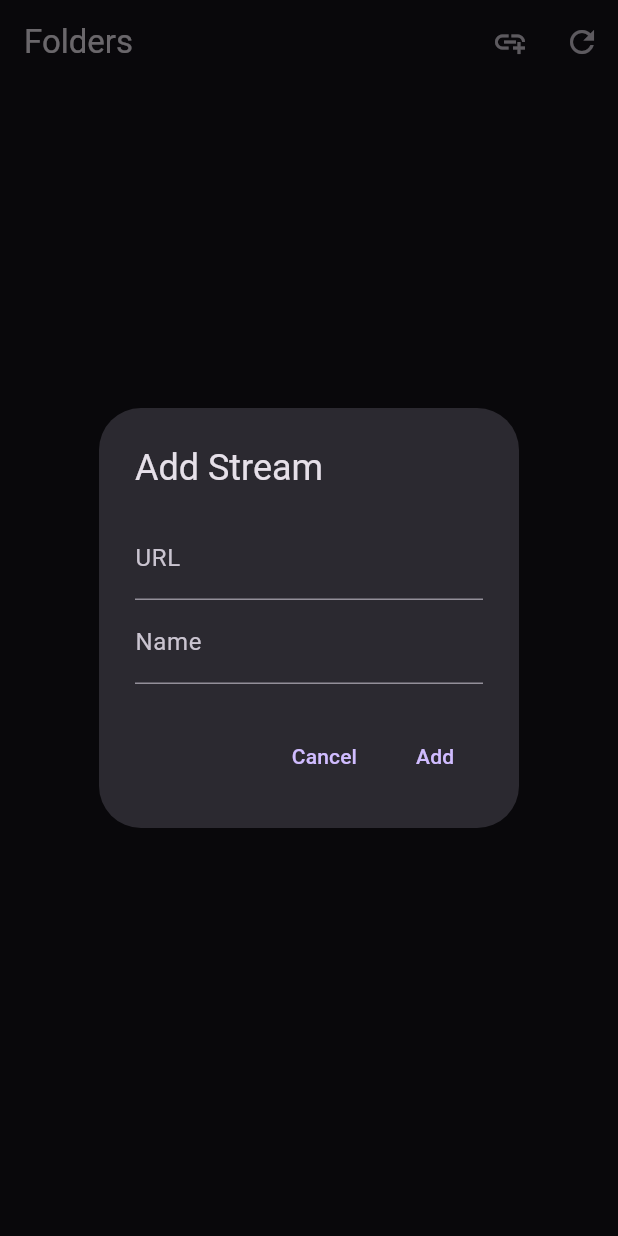
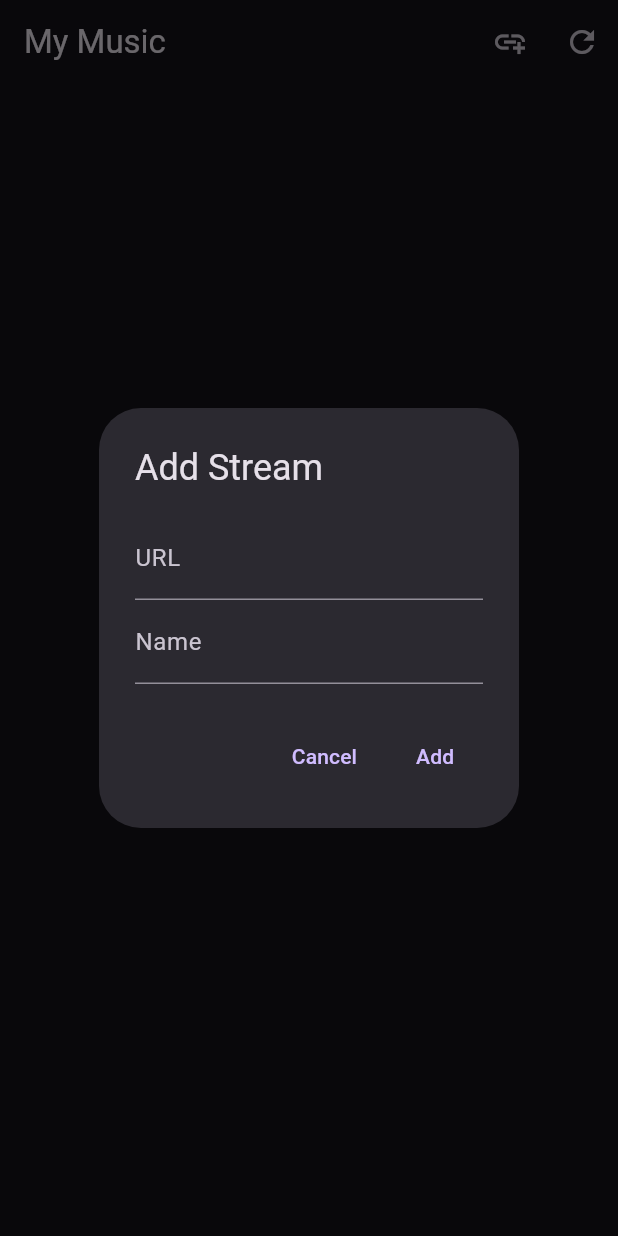
Before and after one commit to edhases/a_player, a Flutter app: the screen it shows after launch, after a tap on the "add link" icon, on a phone screen of 412 x 824 dp. Run offline on Flutter 3.47's test engine with Material 3 defaults, Android fonts, the phone set to English and light mode, and no system bars; our stand-ins replace audio_service, cached_network_image, device_info_plus, drift, get_it, just_audio and 2 more; accounts and stored records are empty; generated files the repository leaves out were written again.

Commit message:
feat: Implement hierarchical folder view and mini-player
This commit implements Phase 2 of the development plan, replacing the flat folder list with a true hierarchical file explorer and integrating the mini-player.

- **Hierarchical Folder View:** A new `ExplorerScreen` provides a navigable, Poweramp-style file browser. A `HierarchyService` transforms the flat track list from the database into a hierarchical structure on-demand.
- **Mini-Player Integration:** The `MiniPlayer` is now integrated into the `ExplorerScreen`, providing persistent playback controls.
- **Local Artwork Support:** Restored the ability to display local, embedded artwork. The app now prioritizes local artwork and falls back to fetching remote artwork if none is available.
- **"Add Stream" Feature:** The "Add Stream" feature has been re-implemented in the new `ExplorerScreen`.
- **Code Cleanup:** Removed the dead `TrackListScreen.dart` file.

```diff
--- a/lib/main.dart
+++ b/lib/main.dart
@@ -3,7 +3,7 @@ import 'package:get_it/get_it.dart';
 import 'package:audio_service/audio_service.dart';
 import 'package:oxide_player/src/core/services/audio_handler.dart';
 import 'package:oxide_player/src/data/datasources/app_database.dart';
-import 'package:oxide_player/src/presentation/pages/folder_list_screen.dart';
+import 'package:oxide_player/src/presentation/pages/explorer_screen.dart';
 import 'package:oxide_player/src/presentation/widgets/permission_gate.dart';
 import 'package:provider/provider.dart';
 
@@ -56,7 +56,7 @@ class HomePage extends StatelessWidget {
   Widget build(BuildContext context) {
     return const Scaffold(
       body: PermissionGate(
-        child: FolderListScreen(),
+        child: ExplorerScreen(),
       ),
     );
   }
--- a/lib/src/core/services/music_finder.dart
+++ b/lib/src/core/services/music_finder.dart
@@ -41,6 +41,7 @@ class MusicFinder {
               album: Value(song.album),
               duration: song.duration ?? 0,
               folderPath: song.data.substring(0, song.data.lastIndexOf('/')),
+              artworkUri: Value(song.uri),
             );
           })
           .whereType<TracksCompanion>()
--- a/lib/src/data/datasources/app_database.dart
+++ b/lib/src/data/datasources/app_database.dart
@@ -17,6 +17,7 @@ class Tracks extends Table {
   IntColumn get duration => integer()();
   TextColumn get folderPath => text()();
   TextColumn get sourceType => text().withDefault(const Constant('local'))();
+  TextColumn get artworkUri => text().nullable()();
   TextColumn get remoteArtworkUri => text().nullable()();
   DateTimeColumn get addedAt =>
       dateTime().withDefault(currentDateAndTime)();
@@ -27,7 +28,7 @@ class AppDatabase extends _$AppDatabase {
   AppDatabase() : super(_openConnection());
 
   @override
-  int get schemaVersion => 2;
+  int get schemaVersion => 3;
 
   @override
   MigrationStrategy get migration => MigrationStrategy(
@@ -35,6 +36,10 @@ class AppDatabase extends _$AppDatabase {
           if (from == 1) {
             await m.addColumn(tracks, tracks.sourceType);
             await m.addColumn(tracks, tracks.remoteArtworkUri);
+            await m.addColumn(tracks, tracks.artworkUri);
+          }
+          if (from == 2) {
+            await m.addColumn(tracks, tracks.artworkUri);
           }
         },
       );
--- /dev/null
+++ b/lib/src/domain/models/file_system_entry.dart
@@ -0,0 +1,23 @@
+import 'package:oxide_player/src/data/datasources/app_database.dart';
+
+enum EntryType { folder, track }
+
+abstract class FileSystemEntry {
+  final String path;
+  final String name;
+  final EntryType type;
+
+  FileSystemEntry({required this.path, required this.name, required this.type});
+}
+
+class FolderEntry extends FileSystemEntry {
+  FolderEntry({required String path, required String name})
+      : super(path: path, name: name, type: EntryType.folder);
+}
+
+class TrackEntry extends FileSystemEntry {
+  final Track track;
+
+  TrackEntry({required String path, required String name, required this.track})
+      : super(path: path, name: name, type: EntryType.track);
+}
--- /dev/null
+++ b/lib/src/domain/services/hierarchy_service.dart
@@ -0,0 +1,66 @@
+import 'package:oxide_player/src/data/datasources/app_database.dart';
+import 'package:oxide_player/src/domain/models/file_system_entry.dart';
+
+class HierarchyService {
+  final AppDatabase _database;
+
+  HierarchyService(this._database);
+
+  Future<List<FileSystemEntry>> getEntriesForPath(String path) async {
+    final allTracks = await _database.select(_database.tracks).get();
+    final Set<String> directSubfolders = {};
+    final List<Track> directFiles = [];
+
+    // Use a canonical path format to avoid issues with/without trailing slashes
+    final normalizedPath = path == '/' ? '' : path;
+
+    for (final track in allTracks) {
+      // Ensure the track's folder path is a descendant of the current path
+      if (!track.folderPath.startsWith(normalizedPath)) {
+        continue;
+      }
+
+      // Check if the track is directly in the current folder
+      if (track.folderPath == normalizedPath) {
+        directFiles.add(track);
+        continue;
+      }
+
+      // Identify direct subfolders
+      final restOfPath = track.folderPath.substring(normalizedPath.length + (normalizedPath.isEmpty ? 0 : 1));
+      final parts = restOfPath.split('/');
+      if (parts.isNotEmpty) {
+        final subfolderName = parts.first;
+        final subfolderPath = normalizedPath.isEmpty ? subfolderName : '$normalizedPath/$subfolderName';
+        directSubfolders.add(subfolderPath);
+      }
+    }
+
+    final List<FileSystemEntry> entries = [];
+
+    entries.addAll(directSubfolders.map((folderPath) {
+      return FolderEntry(
+        path: folderPath,
+        name: folderPath.split('/').last,
+      );
+    }));
+
+    entries.addAll(directFiles.map((track) {
+      return TrackEntry(
+        path: track.path,
+        name: track.title,
+        track: track,
+      );
+    }));
+
+    // Sort folders first, then files, all alphabetically
+    entries.sort((a, b) {
+      if (a.type == b.type) {
+        return a.name.toLowerCase().compareTo(b.name.toLowerCase());
+      }
+      return a.type == EntryType.folder ? -1 : 1;
+    });
+
+    return entries;
+  }
+}
--- /dev/null
+++ b/lib/src/presentation/pages/explorer_screen.dart
@@ -0,0 +1,199 @@
+import 'package:flutter/material.dart';
+import 'package:oxide_player/src/domain/models/file_system_entry.dart';
+import 'package:oxide_player/src/domain/services/hierarchy_service.dart';
+import 'package:oxide_player/src/data/datasources/app_database.dart';
+import 'package:provider/provider.dart';
+import 'package:get_it/get_it.dart';
+import 'package:oxide_player/src/core/services/audio_handler.dart';
+import 'package:audio_service/audio_service.dart';
+import 'package:drift/drift.dart' as d;
+import 'package:oxide_player/src/core/services/music_finder.dart';
+import 'package:oxide_player/src/presentation/widgets/mini_player.dart';
+
+class ExplorerScreen extends StatefulWidget {
+  final String path;
+
+  const ExplorerScreen({super.key, this.path = '/'});
+
+  @override
+  _ExplorerScreenState createState() => _ExplorerScreenState();
+}
+
+class _ExplorerScreenState extends State<ExplorerScreen> {
+  late HierarchyService _hierarchyService;
+  late Future<List<FileSystemEntry>> _entriesFuture;
+  final MyAudioHandler _audioHandler = GetIt.I<MyAudioHandler>();
+  late MusicFinder _musicFinder;
+
+  @override
+  void initState() {
+    super.initState();
+    final database = Provider.of<AppDatabase>(context, listen: false);
+    _hierarchyService = HierarchyService(database);
+    _musicFinder = MusicFinder(database);
+    _entriesFuture = _hierarchyService.getEntriesForPath(widget.path);
+  }
+
+  @override
+  Widget build(BuildContext context) {
+    return Scaffold(
+      appBar: AppBar(
+        title: Text(widget.path == '/' ? 'My Music' : widget.path.split('/').last),
+        actions: [
+          IconButton(
+            icon: const Icon(Icons.add_link),
+            onPressed: () => _showAddStreamDialog(context),
+          ),
+          IconButton(
+            icon: const Icon(Icons.refresh),
+            onPressed: () async {
+              await _musicFinder.startScan();
+              setState(() {
+                _entriesFuture = _hierarchyService.getEntriesForPath(widget.path);
+              });
+            },
+          ),
+        ],
+      ),
+      body: Column(
+        children: [
+          Expanded(
+            child: FutureBuilder<List<FileSystemEntry>>(
+              future: _entriesFuture,
+              builder: (context, snapshot) {
+                if (snapshot.connectionState == ConnectionState.waiting) {
+                  return const Center(child: CircularProgressIndicator());
+                }
+                if (snapshot.hasError) {
+                  return Center(child: Text('Error: ${snapshot.error}'));
+                }
+                if (!snapshot.hasData || snapshot.data!.isEmpty) {
+                  return const Center(
+                      child: Text('No music found in this folder.'));
+                }
+
+                final entries = snapshot.data!;
+                return ListView.builder(
+                  itemCount: entries.length,
+                  itemBuilder: (context, index) {
+                    final entry = entries[index];
+                    if (entry.type == EntryType.folder) {
+                      return ListTile(
+                        leading: const Icon(Icons.folder),
+                        title: Text(entry.name),
+                        onTap: () {
+                          Navigator.push(
+                            context,
+                            MaterialPageRoute(
+                              builder: (context) =>
+                                  ExplorerScreen(path: entry.path),
+                            ),
+                          );
+                        },
+                      );
+                    } else {
+                      final trackEntry = entry as TrackEntry;
+                      return ListTile(
+                        leading: const Icon(Icons.music_note),
+                        title: Text(trackEntry.name),
+                        subtitle:
+                            Text(trackEntry.track.artist ?? 'Unknown Artist'),
+                        onTap: () async {
+                          final tracksInFolder = entries
+                              .where((e) => e.type == EntryType.track)
+                              .map((e) => (e as TrackEntry).track)
+                              .toList();
+
+                          final queue =
+                              tracksInFolder.map(_trackToMediaItem).toList();
+                          final trackIndex =
+                              tracksInFolder.indexOf(trackEntry.track);
+
+                          await _audioHandler.updateQueue(queue);
+                          await _audioHandler.skipToQueueItem(trackIndex);
+                        },
+                      );
+                    }
+                  },
+                );
+              },
+            ),
+          ),
+          const MiniPlayer(),
+        ],
+      ),
+    );
+  }
+
+  void _showAddStreamDialog(BuildContext context) {
+    final urlController = TextEditingController();
+    final nameController = TextEditingController();
+
+    showDialog(
+      context: context,
+      builder: (context) {
+        return AlertDialog(
+          title: const Text('Add Stream'),
+          content: Column(
+            mainAxisSize: MainAxisSize.min,
+            children: [
+              TextField(
+                controller: urlController,
+                decoration: const InputDecoration(labelText: 'URL'),
+                keyboardType: TextInputType.url,
+              ),
+              TextField(
+                controller: nameController,
+                decoration: const InputDecoration(labelText: 'Name'),
+              ),
+            ],
+          ),
+          actions: [
+            TextButton(
+              onPressed: () => Navigator.pop(context),
+              child: const Text('Cancel'),
+            ),
+            TextButton(
+              onPressed: () async {
+                final url = urlController.text;
+                final name = nameController.text;
+                if (url.isNotEmpty && name.isNotEmpty) {
+                  final database = Provider.of<AppDatabase>(context, listen: false);
+                  await database.into(database.tracks).insert(
+                        TracksCompanion.insert(
+                          path: url,
+                          title: name,
+                          folderPath: 'Streams',
+                          sourceType: const d.Value('online'),
+                          duration: 0,
+                        ),
+                      );
+                  Navigator.pop(context);
+                  setState(() {
+                    _entriesFuture = _hierarchyService.getEntriesForPath(widget.path);
+                  });
+                }
+              },
+              child: const Text('Add'),
+            ),
+          ],
+        );
+      },
+    );
+  }
+
+  MediaItem _trackToMediaItem(Track track) {
+    return MediaItem(
+      id: track.path,
+      title: track.title,
+      artist: track.artist,
+      duration: Duration(milliseconds: track.duration),
+      artUri: track.remoteArtworkUri != null
+          ? Uri.parse(track.remoteArtworkUri!)
+          : (track.artworkUri != null ? Uri.parse(track.artworkUri!) : null),
+      extras: <String, dynamic>{
+        'id': track.id.toString(),
+      },
+    );
+  }
+}
--- a/lib/src/presentation/pages/folder_list_screen.dart
+++ /dev/null
@@ -1,163 +0,0 @@
-import 'package:flutter/material.dart';
-import 'package:drift/drift.dart' as d;
-import 'package:oxide_player/src/core/services/music_finder.dart';
-import 'package:oxide_player/src/data/datasources/app_database.dart';
-import 'package:oxide_player/src/presentation/pages/track_list_screen.dart';
-import 'package:oxide_player/src/presentation/widgets/mini_player.dart';
-import 'package:provider/provider.dart';
-
-class FolderListScreen extends StatefulWidget {
-  const FolderListScreen({super.key});
-
-  @override
-  _FolderListScreenState createState() => _FolderListScreenState();
-}
-
-class _FolderListScreenState extends State<FolderListScreen> {
-  late AppDatabase _database;
-  late MusicFinder _musicFinder;
-  bool _isScanning = false;
-
-  @override
-  void initState() {
-    super.initState();
-    _database = Provider.of<AppDatabase>(context, listen: false);
-    _musicFinder = MusicFinder(_database);
-    _startScan();
-  }
-
-  Future<void> _startScan() async {
-    setState(() {
-      _isScanning = true;
-    });
-    await _musicFinder.startScan();
-    setState(() {
-      _isScanning = false;
-    });
-  }
-
-  Future<List<String>> _getFolders() async {
-    final tracks = await _database.select(_database.tracks).get();
-    final folders = tracks.map((t) => t.folderPath).toSet().toList();
-    folders.sort();
-    return folders;
-  }
-
-  @override
-  Widget build(BuildContext context) {
-    return Scaffold(
-      appBar: AppBar(
-        title: const Text('Folders'),
-        actions: [
-          IconButton(
-            icon: const Icon(Icons.add_link),
-            onPressed: () => _showAddStreamDialog(context),
-          ),
-          IconButton(
-            icon: const Icon(Icons.refresh),
-            onPressed: _startScan,
-          ),
-        ],
-      ),
-      body: Column(
-        children: [
-          Expanded(
-            child: _isScanning
-                ? const Center(child: CircularProgressIndicator())
-                : FutureBuilder<List<String>>(
-                    future: _getFolders(),
-                    builder: (context, snapshot) {
-                      if (snapshot.connectionState == ConnectionState.waiting) {
-                        return const Center(child: CircularProgressIndicator());
-                      }
-                      if (snapshot.hasError) {
-                        return Center(child: Text('Error: ${snapshot.error}'));
-                      }
-                      if (!snapshot.hasData || snapshot.data!.isEmpty) {
-                        return const Center(child: Text('No music folders found.'));
-                      }
-
-                      final folders = snapshot.data!;
-                      return ListView.builder(
-                        itemCount: folders.length,
-                        itemBuilder: (context, index) {
-                          final folderPath = folders[index];
-                          final folderName = folderPath.split('/').last;
-                          return ListTile(
-                            leading: const Icon(Icons.folder),
-                            title: Text(folderName),
-                            onTap: () {
-                              Navigator.push(
-                                context,
-                                MaterialPageRoute(
-                                  builder: (context) =>
-                                      TrackListScreen(folderPath: folderPath),
-                                ),
-                              );
-                            },
-                          );
-                        },
-                      );
-                    },
-                  ),
-          ),
-          const MiniPlayer(),
-        ],
-      ),
-    );
-  }
-
-  void _showAddStreamDialog(BuildContext context) {
-    final urlController = TextEditingController();
-    final nameController = TextEditingController();
-
-    showDialog(
-      context: context,
-      builder: (context) {
-        return AlertDialog(
-          title: const Text('Add Stream'),
-          content: Column(
-            mainAxisSize: MainAxisSize.min,
-            children: [
-              TextField(
-                controller: urlController,
-                decoration: const InputDecoration(labelText: 'URL'),
-                keyboardType: TextInputType.url,
-              ),
-              TextField(
-                controller: nameController,
-                decoration: const InputDecoration(labelText: 'Name'),
-              ),
-            ],
-          ),
-          actions: [
-            TextButton(
-              onPressed: () => Navigator.pop(context),
-              child: const Text('Cancel'),
-            ),
-            TextButton(
-              onPressed: () async {
-                final url = urlController.text;
-                final name = nameController.text;
-                if (url.isNotEmpty && name.isNotEmpty) {
-                  await _database.into(_database.tracks).insert(
-                        TracksCompanion.insert(
-                          path: url,
-                          title: name,
-                          folderPath: 'Streams',
-                          sourceType: const d.Value('online'),
-                          duration: 0, // Duration is not applicable for streams
-                        ),
-                      );
-                  Navigator.pop(context);
-                  setState(() {}); // Refresh the folder list
-                }
-              },
-              child: const Text('Add'),
-            ),
-          ],
-        );
-      },
-    );
-  }
-}
```
Also changed, not shown: lib/src/presentation/pages/player_screen.dart (+8 -9 lines), lib/src/presentation/pages/track_list_screen.dart (deleted, +0 -98 lines), lib/src/presentation/widgets/mini_player.dart (+8 -8 lines), lib/src/data/datasources/app_database.g.dart, 1 other file.
